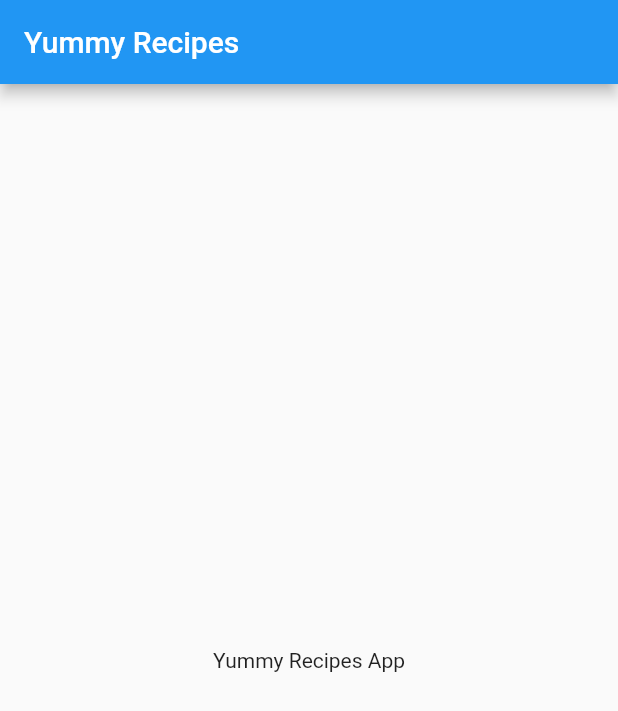
After one commit to djaldave/flutter_widgets-Remake, a Flutter app: the screen it shows after launch, on a phone screen of 412 x 824 dp. The commit adds this screen. Shown: the top 711 px of the screen. Run offline on Flutter 3.47's test engine with Material 2 defaults, Android fonts, the phone set to English and light mode, and no system bars.

Commit message:
creating homepage.dart and transfer scaffold

```diff
--- /dev/null
+++ b/lib/homepage.dart
@@ -0,0 +1,15 @@
+import 'package:flutter/material.dart';
+
+class HomePage extends StatelessWidget {
+  @override
+  Widget build(BuildContext context) {
+    return Scaffold(
+      appBar: AppBar(
+        title: Text("Yummy Recipes"),
+      ),
+      body: Center(
+        child: Text("Yummy Recipes App"),
+      ),
+    );
+  }
+}
--- a/lib/main.dart
+++ b/lib/main.dart
@@ -1,4 +1,6 @@
 import 'package:flutter/material.dart';
+
+import 'homepage.dart';
 
 void main() {
   runApp(YummyRecipes());
@@ -9,14 +11,7 @@ class YummyRecipes extends StatelessWidget {
   Widget build(BuildContext context) {
     return MaterialApp(
       title: "Yummy Recipes",
-      home: Scaffold(
-        appBar: AppBar(
-          title: Text("Yummy Recipes"),
-        ),
-        body: Center(
-          child: Text("Yummy Recipes App"),
-        ),
-      ),
+      home: HomePage(),
     );
   }
 }
```
